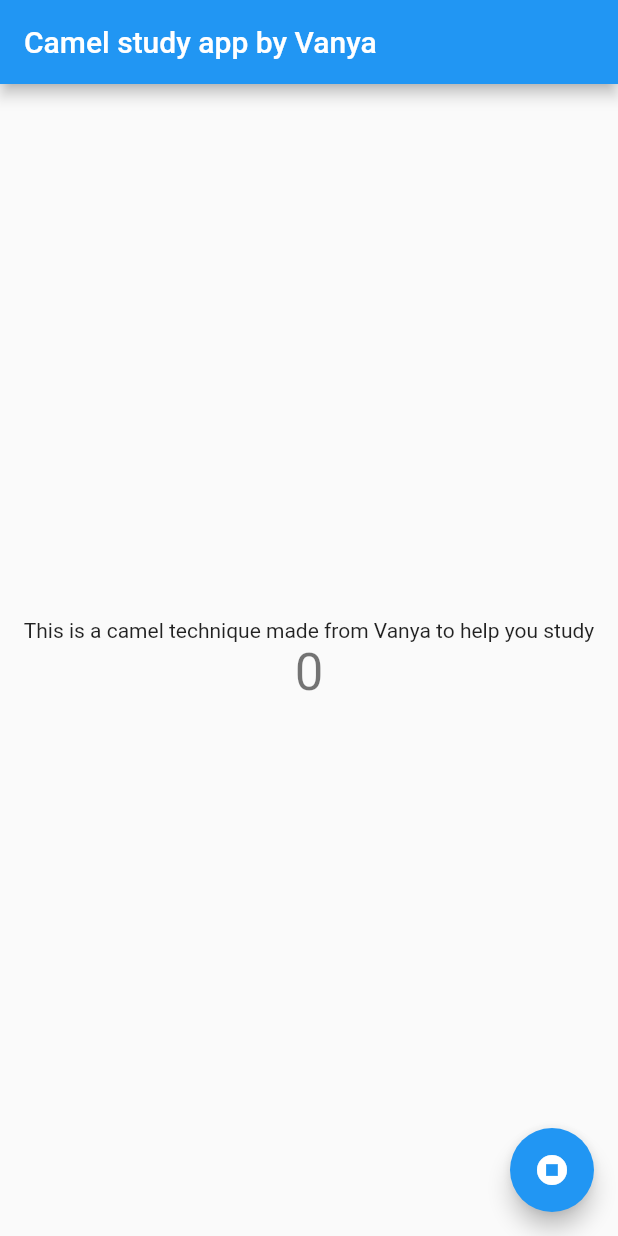
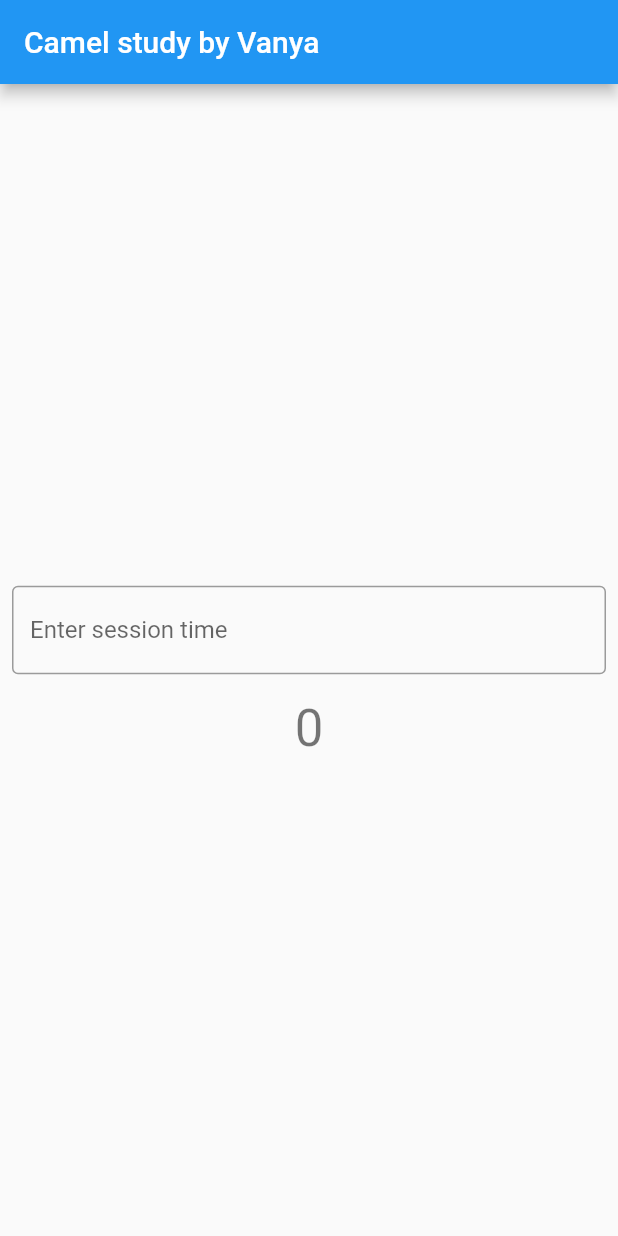
Before and after one commit to pagman/camel_study, a Flutter app: the screen it shows after launch, on a phone screen of 412 x 824 dp. Run offline on Flutter 3.47's test engine with Material 2 defaults, Android fonts, the phone set to English and light mode, and no system bars; missing offline and left inert: dart:ffi.

Commit message:
basic ui

```diff
--- a/lib/main.dart
+++ b/lib/main.dart
@@ -1,3 +1,5 @@
+import 'dart:ffi';
+
 import 'package:flutter/material.dart';
 
 void main() {
@@ -16,7 +18,7 @@ class MyApp extends StatelessWidget {
 
         primarySwatch: Colors.blue,
       ),
-      home: const MyHomePage(title: 'Camel study app by Vanya'),
+      home: const MyHomePage(title: 'Camel study by Vanya'),
     );
   }
 }
@@ -30,40 +32,57 @@ class MyHomePage extends StatefulWidget {
   State<MyHomePage> createState() => _MyHomePageState();
 }
 
+final _formKey = GlobalKey<FormState>();
+
 class _MyHomePageState extends State<MyHomePage> {
-  int _counter = 0;
+  int _session = 0;
 
-  void _incrementCounter() {
-    setState(() {
-      _counter++;
-    });
-  }
 
   @override
   Widget build(BuildContext context) {
     return Scaffold(
+      key: _formKey,
       appBar: AppBar(
         title: Text(widget.title),
       ),
       body: Center(
         child: Column(
           mainAxisAlignment: MainAxisAlignment.center,
-          children: <Widget>[
-            const Text(
-              'This is a camel technique made from Vanya to help you study',
+          children: [
+            Padding(
+              padding: EdgeInsets.symmetric(horizontal: 8, vertical: 16),
+            child: TextFormField(
+              keyboardType: TextInputType.number,
+              decoration: const InputDecoration(
+                border: OutlineInputBorder(),
+                hintText: 'Enter session time',
+              ),
+              // The validator receives the text that the user has entered.
+              validator: (value) {
+                if (value == null || value.isEmpty) {
+                  return 'Please enter some text';
+                }
+                return null;
+              },
+              onChanged: (value){
+                int rounds = 0;
+                int breaks = 0;
+                int study = 0;
+                setState(() {
+                  _session = int.parse(value);
+                });
+
+              },
             ),
+    ),
             Text(
-              '$_counter',
+              '$_session',
               style: Theme.of(context).textTheme.headlineMedium,
             ),
           ],
         ),
       ),
-      floatingActionButton: FloatingActionButton(
-        onPressed: _incrementCounter,
-        tooltip: 'Increment',
-        child: const Icon(Icons.stop_circle),
-      ), // This trailing comma makes auto-formatting nicer for build methods.
+       // This trailing comma makes auto-formatting nicer for build methods.
     );
   }
 }
```
